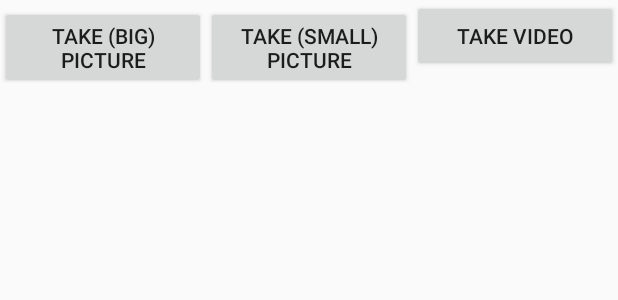
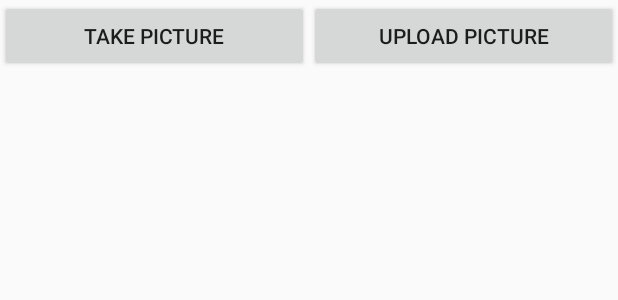
Before and after one commit to jcbriones/RemoteCamera, an Android app: the layout activity_remote_camera.xml on its own in the app's theme, with its tools: preview values and no code run, on a phone screen of 412 x 824 dp. Shown: the top 300 px of the screen. Run offline under Robolectric (Android 15) with nearby library versions, the phone set to English and light mode, and no system bars.

```diff
--- a/app/build.gradle
+++ b/app/build.gradle
@@ -25,4 +25,5 @@ dependencies {
     testImplementation 'junit:junit:4.12'
     androidTestImplementation 'com.android.support.test:runner:1.0.1'
     androidTestImplementation 'com.android.support.test.espresso:espresso-core:3.0.1'
+    compile 'com.loopj.android:android-async-http:1.4.9'
 }
--- a/app/src/main/res/layout/activity_remote_camera.xml
+++ b/app/src/main/res/layout/activity_remote_camera.xml
@@ -9,27 +9,26 @@
         android:layout_height="wrap_content"
         android:layout_width="match_parent"
         >
-        <Button android:text="@string/btnIntend" android:id="@+id/btnIntend"
-            android:layout_height="wrap_content"
+
+        <Button
+            android:id="@+id/btnTake"
             android:layout_width="0dp"
-            android:layout_weight="1" />
-        <Button android:text="@string/btnIntendS" android:id="@+id/btnIntendS"
-            android:layout_height="wrap_content"
+            android:layout_height="match_parent"
+            android:layout_weight="1"
+            android:text="@string/btnTake" />
+
+        <Button
+            android:id="@+id/btnUpload"
             android:layout_width="0dp"
-            android:layout_weight="1" />
-        <Button android:text="@string/btnIntendV" android:id="@+id/btnIntendV"
-            android:layout_height="wrap_content"
-            android:layout_width="0dp"
-            android:layout_weight="1" />
+            android:layout_height="match_parent"
+            android:layout_weight="1"
+            android:text="@string/btnUpload" />
+
     </LinearLayout>
+
     <ImageView
-        android:layout_height="wrap_content"
-        android:layout_width="wrap_content"
-        android:visibility="visible"
-        android:id="@+id/imageView1" />
-    <VideoView
-        android:layout_height="wrap_content"
-        android:layout_width="wrap_content"
-        android:visibility="invisible"
-        android:id="@+id/videoView1" />
+        android:id="@+id/imagePreview"
+        android:layout_width="match_parent"
+        android:layout_height="match_parent"
+        android:visibility="visible" />
 </LinearLayout>
--- a/app/src/main/res/values/strings.xml
+++ b/app/src/main/res/values/strings.xml
@@ -1,8 +1,12 @@
 <resources>
     <string name="app_name">Remote Camera</string>
-    <string name="btnIntend">Take (big) Picture</string>
-    <string name="btnIntendS">Take (small) Picture</string>
-    <string name="btnIntendV">Take Video</string>
+
+    <string name="backend_url">"https://netcomm.fourguystech.com/old_api"</string>
+
+    <string name="btnTake">Take Picture</string>
+    <string name="btnUpload">Upload Picture</string>
     <string name="cannot">Cannot</string>
     <string name="album_name">RemoteCamera</string>
+
+    <string name="pref_authorid">streamUserUUID</string>
 </resources>
--- /dev/null
+++ b/app/src/main/res/xml/provider_paths.xml
@@ -0,0 +1,4 @@
+<?xml version="1.0" encoding="utf-8"?>
+<paths xmlns:android="http://schemas.android.com/apk/res/android">
+    <external-path name="external_files" path="."/>
+</paths>
```
Also changed, not shown: app/src/main/AndroidManifest.xml (+22 -3 lines), app/src/main/java/com/jcbriones/gmu/remotecamera/MainActivity.java (+7 -1 lines), app/src/main/java/com/jcbriones/gmu/remotecamera/RemoteCameraActivity.java (+104 -171 lines), app/src/main/java/com/jcbriones/gmu/remotecamera/StreamBackendClient.java (added, +65 -0 lines).
